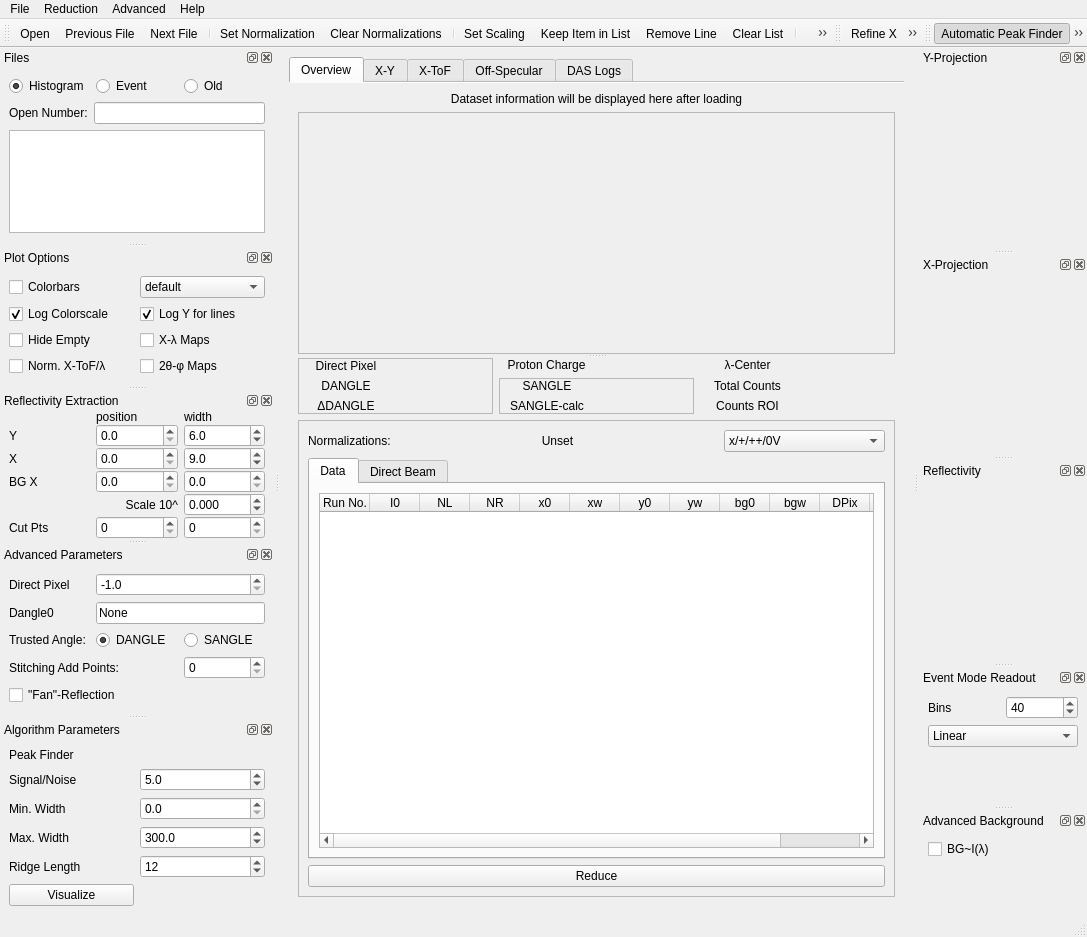
The window that designer/main_window.ui (aglavic/quicknxs) describes before a commit, drawn with Qt 5.
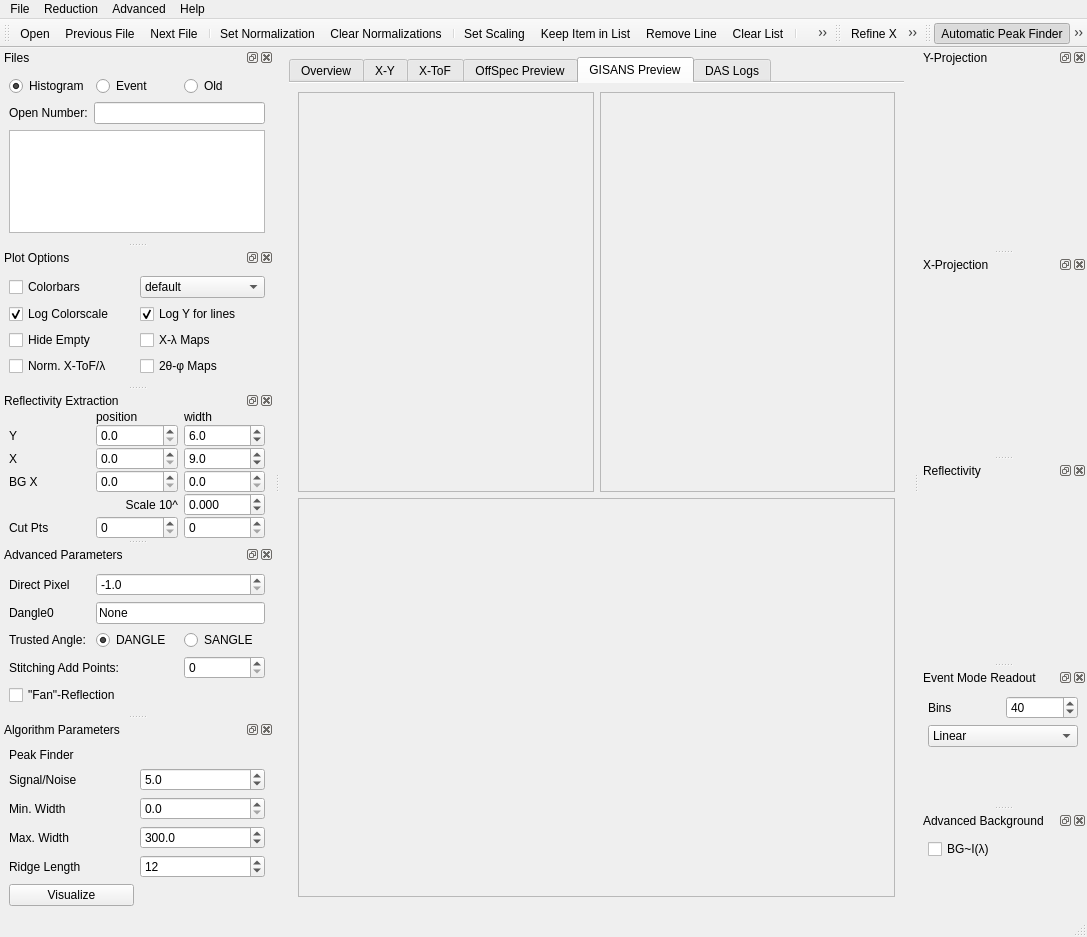
The same window after the commit. The open tabs and pages were chosen to show the change. Icons and pictures are not drawn. Custom widgets are drawn as their Qt base class.

Commit message: -GISANS Preview plot creation -Threaded file reading and GISANS calculation

Diff of the .ui file:
```diff
--- a/designer/main_window.ui
+++ b/designer/main_window.ui
@@ -931,7 +931,7 @@
       </widget>
       <widget class="QWidget" name="OffSpec_Tab">
        <attribute name="title">
-        <string>Off-Specular</string>
+        <string>OffSpec Preview</string>
        </attribute>
        <attribute name="toolTip">
         <string>Off-Specular scattering intensity preview for all files in the reduction list</string>
@@ -1089,6 +1089,89 @@
         </item>
        </layout>
       </widget>
+      <widget class="QWidget" name="gisansTab">
+       <attribute name="title">
+        <string>GISANS Preview</string>
+       </attribute>
+       <layout class="QGridLayout" name="gridLayout_13">
+        <item row="0" column="0">
+         <widget class="PersistentFrame" name="frame_gisans_pp">
+          <property name="frameShape">
+           <enum>QFrame::StyledPanel</enum>
+          </property>
+          <property name="frameShadow">
+           <enum>QFrame::Raised</enum>
+          </property>
+          <layout class="QVBoxLayout" name="verticalLayout_20">
+           <item>
+            <widget class="MPLWidget" name="gisans_pp" native="true">
+             <property name="minimumSize">
+              <size>
+               <width>150</width>
+               <height>150</height>
+              </size>
+             </property>
+            </widget>
+           </item>
+          </layout>
+         </widget>
+        </item>
+        <item row="0" column="1">
+         <widget class="PersistentFrame" name="frame_gisans_mm">
+          <property name="frameShape">
+           <enum>QFrame::StyledPanel</enum>
+          </property>
+          <property name="frameShadow">
+           <enum>QFrame::Raised</enum>
+          </property>
+          <layout class="QVBoxLayout" name="verticalLayout_21">
+           <item>
+            <widget class="MPLWidget" name="gisans_mm" native="true">
+             <property name="minimumSize">
+              <size>
+               <width>150</width>
+               <height>150</height>
+              </size>
+             </property>
+            </widget>
+           </item>
+          </layout>
+         </widget>
+        </item>
+        <item row="1" column="0" colspan="2">
+         <widget class="PersistentFrame" name="frame_gisans_sf">
+          <property name="frameShape">
+           <enum>QFrame::StyledPanel</enum>
+          </property>
+          <property name="frameShadow">
+           <enum>QFrame::Raised</enum>
+          </property>
+          <layout class="QHBoxLayout" name="horizontalLayout_4">
+           <item>
+            <widget class="MPLWidget" name="gisans_pm" native="true">
+             <property name="minimumSize">
+              <size>
+               <width>150</width>
+               <height>150</height>
+              </size>
+             </property>
+            </widget>
+           </item>
+           <item>
+            <widget class="MPLWidget" name="gisans_mp" native="true">
+             <property name="minimumSize">
+              <size>
+               <width>150</width>
+               <height>105</height>
+              </size>
+             </property>
+            </widget>
+           </item>
+          </layout>
+         </widget>
+        </item>
+       </layout>
+      </widget>
       <widget class="QWidget" name="tab_3">
        <attribute name="title">
         <string>DAS Logs</string>
```
The commit also changes 7 other files.
